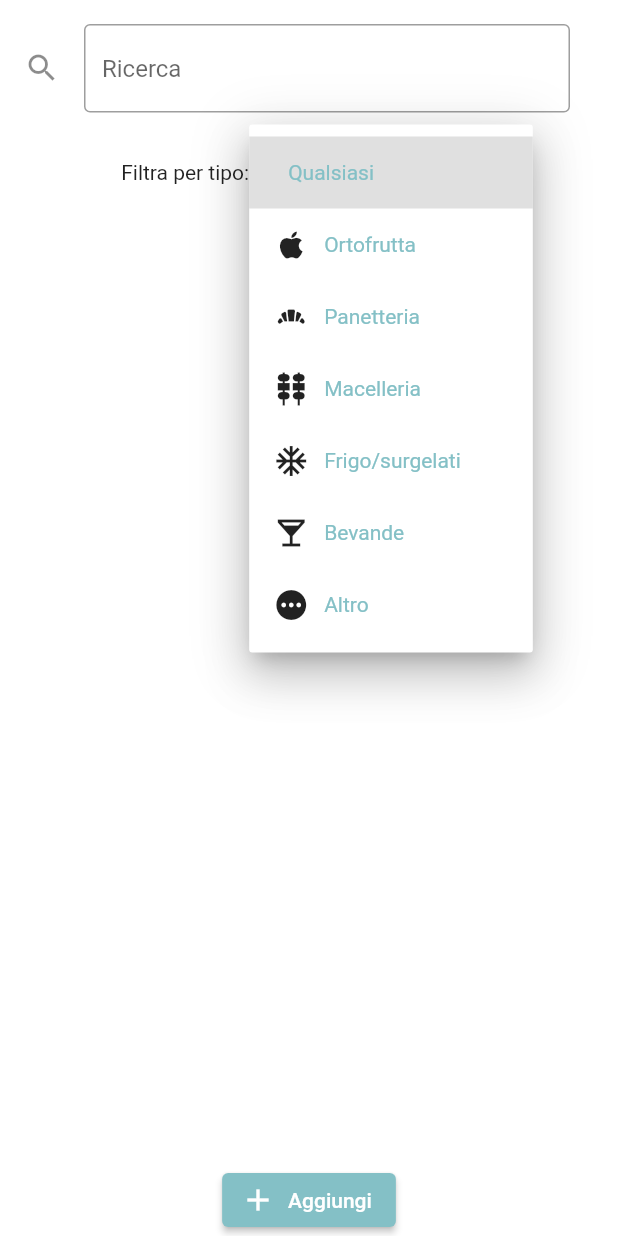
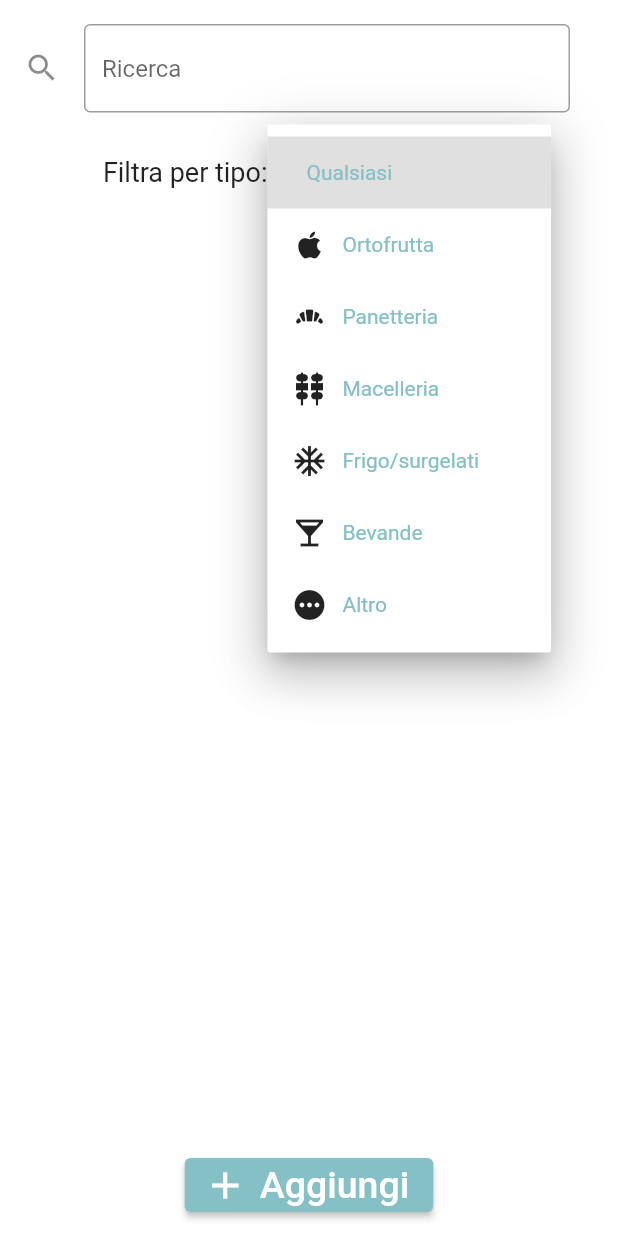
Before and after one commit to UmutBulut/PantrySmart, a Flutter app: the ListaView screen opened directly, after a tap on "Qualsiasi", on a phone screen of 412 x 824 dp. Run offline on Flutter 3.47's test engine with Material 2 defaults, Android fonts, the phone set to English and light mode, and no system bars; our stand-ins replace bloc, flutter_bloc, flutter_keyboard_visibility, shared_preferences; accounts and stored records are empty.

Commit message:
layout lista quasi ultimato + aggiunta libreria keyboard visibility

```diff
--- a/lib/Classes/EnumHelper.dart
+++ /dev/null
@@ -1,39 +0,0 @@
-import 'package:pantrysmart/Classes/Enums.dart';
-
-class StorageHelper{
-  static TipiProdotto? fromInteger(int x) {
-    switch(x) {
-      case 0:
-        return TipiProdotto.ortofrutta;
-      case 1:
-        return TipiProdotto.panetteria;
-      case 2:
-        return TipiProdotto.macelleria;
-      case 3:
-        return TipiProdotto.frigo;
-      case 4:
-        return TipiProdotto.bevande;
-      case 5:
-        return TipiProdotto.altro;
-    }
-    return null;
-  }
-
-  static int? fromTipo(TipiProdotto x) {
-    switch(x) {
-      case TipiProdotto.ortofrutta:
-        return 0;
-      case TipiProdotto.panetteria:
-        return 1;
-      case TipiProdotto.macelleria:
-        return 2;
-      case TipiProdotto.frigo:
-        return 3;
-      case TipiProdotto.bevande:
-        return 4;
-      case TipiProdotto.altro:
-        return 5;
-    }
-    return null;
-  }
-}
--- a/lib/Classes/Enums.dart
+++ /dev/null
@@ -1,8 +0,0 @@
-enum TipiProdotto {
-  ortofrutta,
-  panetteria,
-  macelleria,
-  frigo,
-  bevande,
-  altro
-}
--- a/lib/Classes/Prodotto.dart
+++ b/lib/Classes/Prodotto.dart
@@ -3,7 +3,7 @@ import 'dart:convert';
 class Prodotto {
   int? id;
   String? denominazione;
-  int? tipo;
+  String? tipo;
   double? prezzo;
   String? quantita;
   String? scadenza;
--- a/lib/Presentation/Screens/listaView.dart
+++ b/lib/Presentation/Screens/listaView.dart
@@ -1,9 +1,9 @@
 import 'package:flutter/material.dart';
-import 'package:pantrysmart/Classes/EnumHelper.dart';
-import 'package:pantrysmart/Classes/Enums.dart';
 import 'package:pantrysmart/Classes/Prodotto.dart';
 import 'package:pantrysmart/colors.dart';
 import 'package:shared_preferences/shared_preferences.dart';
+import 'package:flutter_keyboard_visibility/flutter_keyboard_visibility.dart';
+
 
 List<String> list = <String>[
   'Qualsiasi',
@@ -25,7 +25,7 @@ Map<String, IconData> iconsMap = {
 String dropdownValue = list.first;
 
 class ListaView extends StatefulWidget {
-  const ListaView({super.key});
+  ListaView({super.key});
   @override
   State<ListaView> createState() => ListaViewState();
 }
@@ -42,19 +42,19 @@ class ListaViewState extends State<ListaView> {
 
   Future<void> _loadprefs() async {
     final prefs = await SharedPreferences.getInstance();
-    //String encodedData = '';
-    /*List<Prodotto> listaTest = [
+    /*String encodedData = '';
+    List<Prodotto> listaTest = [
       Prodotto(
           id:1,
-          denominazione: 'formaggio',
-          tipo: StorageHelper.fromTipo(TipiProdotto.frigo),
+          denominazione: 'Formaggio',
+          tipo: 'Frigo/surgelati',
           prezzo: 0.5,
           quantita: '150g',
           scadenza: DateTime.now().toString()),
       Prodotto(
           id:2,
-          denominazione: 'vino',
-          tipo: StorageHelper.fromTipo(TipiProdotto.bevande),
+          denominazione: 'Vino',
+          tipo: 'Bevande',
           prezzo: 7,
           quantita: '1L',
           scadenza: DateTime.now().toString()),
@@ -66,6 +66,7 @@ class ListaViewState extends State<ListaView> {
       prodotti = Prodotto.decode(prodottiString!);
     });
   }
+
 
   @override
   Widget build(BuildContext context) {
@@ -85,7 +86,10 @@ class ListaViewState extends State<ListaView> {
             Row(
               mainAxisAlignment: MainAxisAlignment.center,
               children: [
-                Text('Filtra per tipo:'),
+                Text('Filtra per tipo:',
+                  style: TextStyle(
+                      fontSize: 18
+                  ),),
                 Padding(
                   padding: const EdgeInsets.fromLTRB(16,0,0,0),
                   child: DropdownButtonTipi(),
@@ -99,20 +103,103 @@ class ListaViewState extends State<ListaView> {
                     scrollDirection: Axis.vertical,
                     children: prodotti.map<Widget>(
                             (v) => Card(
-                              child: ListTile(
-                                title: Text(v.denominazione!),
-                                subtitle: Text(v.quantita!),
+                          child: ListTile(
+                            title: Padding(
+                              padding: const EdgeInsets.fromLTRB(0,0,0,10),
+                              child: Row(
+                                mainAxisAlignment: MainAxisAlignment.spaceBetween,
+                                children: [
+                                  Row(
+                                    children: [
+                                      Icon(iconsMap[v.tipo!],
+                                        size: 25,),
+                                      Padding(
+                                        padding: const EdgeInsets.fromLTRB(10,0,0,0),
+                                        child: Text(
+                                          v.denominazione!,
+                                          style: TextStyle(
+                                              fontSize: 25
+                                          ),
+                                        ),
+                                      ),
+                                    ],
+                                  ),
+                                  Text(
+                                    '('+v.prezzo.toString()+'€)',
+                                    style: TextStyle(
+                                      color: CustomColors.primaryContainer,
+                                      fontSize: 20,
+                                    ),
+                                  ),
+                                ],
                               ),
-                            )).toList(),
+                            ),
+                            subtitle: Column(
+                              crossAxisAlignment: CrossAxisAlignment.start,
+                              children: [
+                                Text('Quantità: '+ v.quantita!,
+                                  style: TextStyle(
+                                      fontSize: 20
+                                  ),
+                                ),
+                                Text('Scadenza: '+ v.scadenza!.substring(0,10),
+                                  style: TextStyle(
+                                      fontSize: 20
+                                  ),
+                                ),
+                                Padding(
+                                  padding: const EdgeInsets.fromLTRB(0,10,0,0),
+                                  child: Row(
+                                    mainAxisAlignment: MainAxisAlignment.spaceBetween,
+                                    children: [
+                                      ElevatedButton.icon(
+                                        onPressed: () {},
+                                        icon: Icon( // <-- Icon
+                                          Icons.visibility,
+                                          size: 24.0,
+                                        ),
+                                        label: Text('Visualizza immagine'), // <-- Text
+                                      ),
+                                      Row(
+                                        children: [
+                                          IconButton(
+                                              onPressed: (){},
+                                              icon: Icon(Icons.edit)),
+                                          IconButton(
+                                              onPressed: (){},
+                                              icon: Icon(Icons.delete)),
+                                        ],
+                                      ),
+                                    ],
+                                  ),
+                                )
+                              ],
+                            ),
+                          ),
+                        )).toList(),
                   ),
                 )),
-            ElevatedButton.icon(
-              onPressed: () {},
-              icon: Icon( // <-- Icon
-                Icons.add,
-                size: 24.0,
+            Padding(
+              padding: const EdgeInsets.fromLTRB(0,0,0,10),
+              child: KeyboardVisibilityBuilder(
+                  builder: (context, isKeyBoardVisible) {
+                    return Visibility(
+                      visible: !isKeyBoardVisible,
+                      child: ElevatedButton.icon(
+                        onPressed: () {},
+                        icon: Icon( // <-- Icon
+                          Icons.add,
+                          size: 30.0,
+                        ),
+                        label: Text('Aggiungi',
+                          style: TextStyle(
+                              fontSize: 25
+                          ),
+                        ), // <-- Text
+                      ),
+                    );
+                  }
               ),
-              label: Text('Aggiungi'), // <-- Text
             ),
           ],
         ),
--- a/pubspec.yaml
+++ b/pubspec.yaml
@@ -39,6 +39,7 @@ dependencies:
   bloc: ^8.1.2
   flutter_bloc: ^8.1.3
   shared_preferences: ^2.2.0
+  flutter_keyboard_visibility: ^5.4.1
 
 dev_dependencies:
   flutter_test:
```
Also changed, not shown: pubspec.lock.
